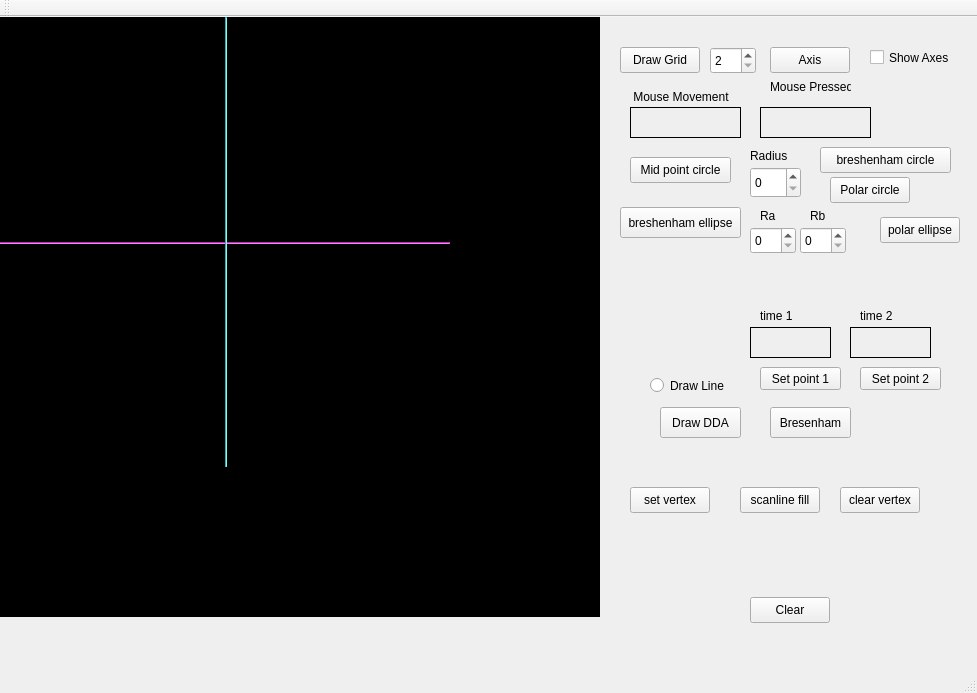
zulkernine/assignment, file thirdYear/graphics/DrawLine/mainwindow.ui: the form before one commit.
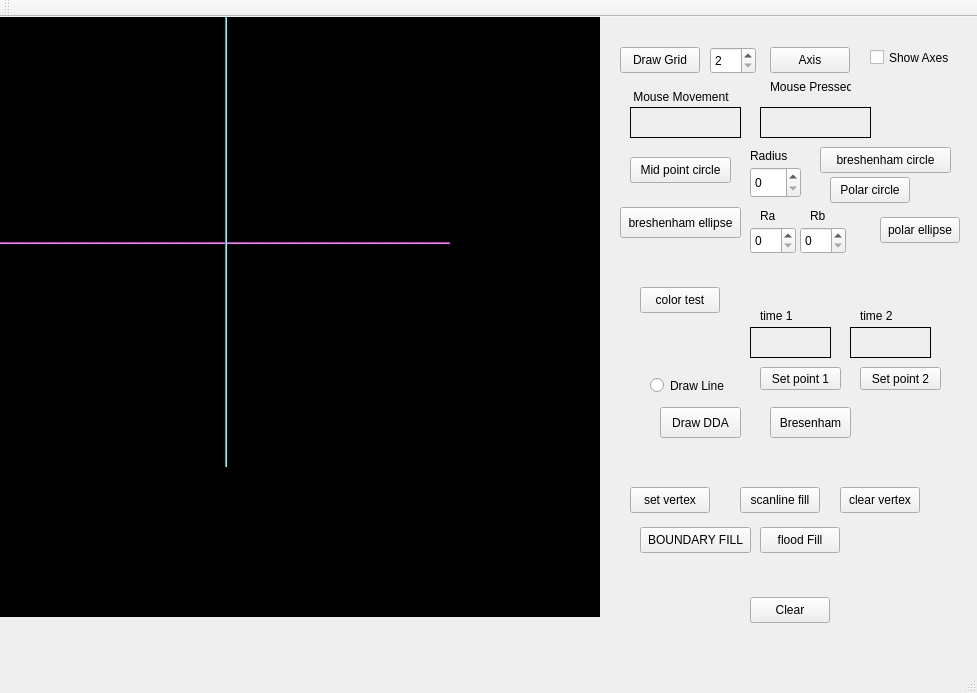
The form after the commit. Custom widgets are drawn as their Qt base class.

Diff of the .ui file:
```diff
--- a/thirdYear/graphics/DrawLine/mainwindow.ui
+++ b/thirdYear/graphics/DrawLine/mainwindow.ui
@@ -510,6 +510,45 @@
      <string>clear vertex</string>
     </property>
    </widget>
+   <widget class="QPushButton" name="boundaryFillButton">
+    <property name="geometry">
+     <rect>
+      <x>640</x>
+      <y>510</y>
+      <width>111</width>
+      <height>26</height>
+     </rect>
+    </property>
+    <property name="text">
+     <string>BOUNDARY FILL</string>
+    </property>
+   </widget>
+   <widget class="QPushButton" name="colourTest">
+    <property name="geometry">
+     <rect>
+      <x>640</x>
+      <y>270</y>
+      <width>80</width>
+      <height>26</height>
+     </rect>
+    </property>
+    <property name="text">
+     <string>color test</string>
+    </property>
+   </widget>
+   <widget class="QPushButton" name="floodFillButton">
+    <property name="geometry">
+     <rect>
+      <x>760</x>
+      <y>510</y>
+      <width>80</width>
+      <height>26</height>
+     </rect>
+    </property>
+    <property name="text">
+     <string>flood Fill</string>
+    </property>
+   </widget>
   </widget>
   <widget class="QMenuBar" name="menuBar">
    <property name="geometry">
```
Left out of the diff: 15 changed lines with no effect on the pictures.
